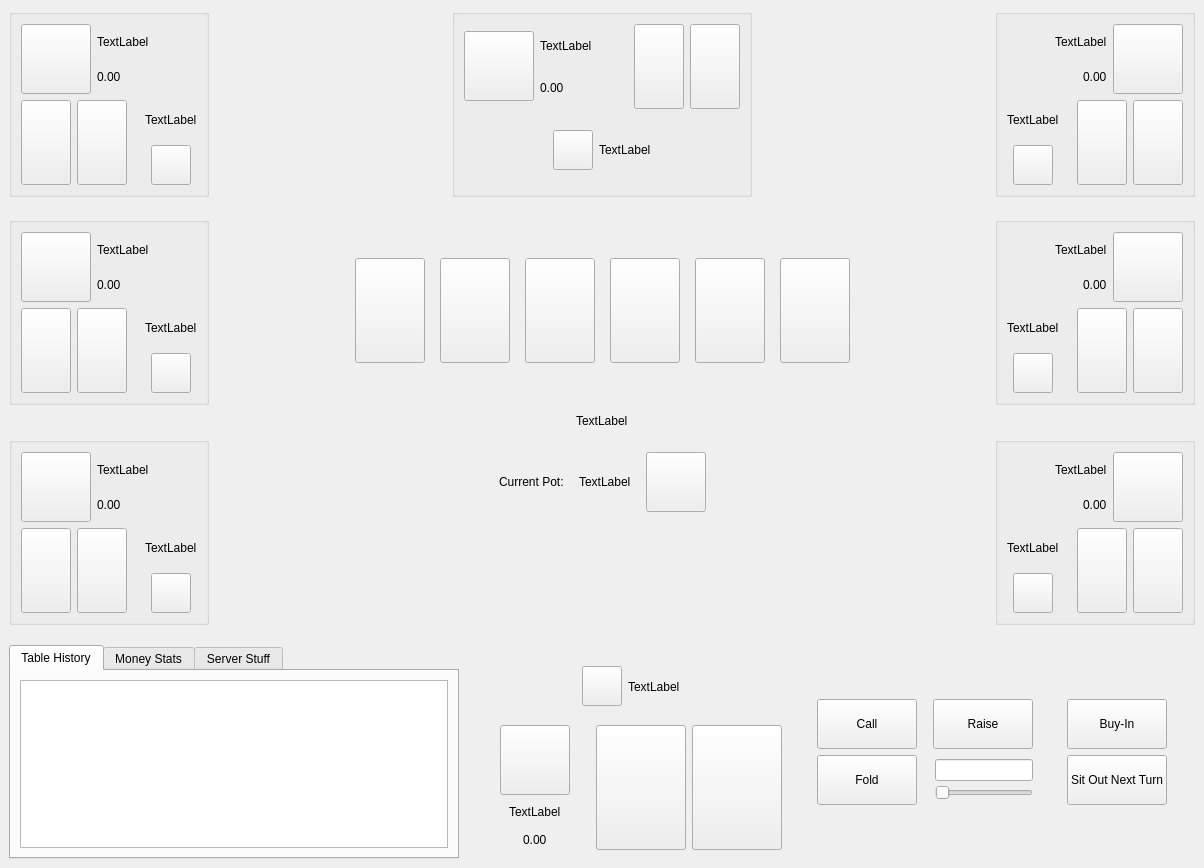
gitMesa/TeamPoker, file TeamPokerMainApp/PokerGame/GameUI/Resources&Design/TeamPoker.ui: the form before one commit.
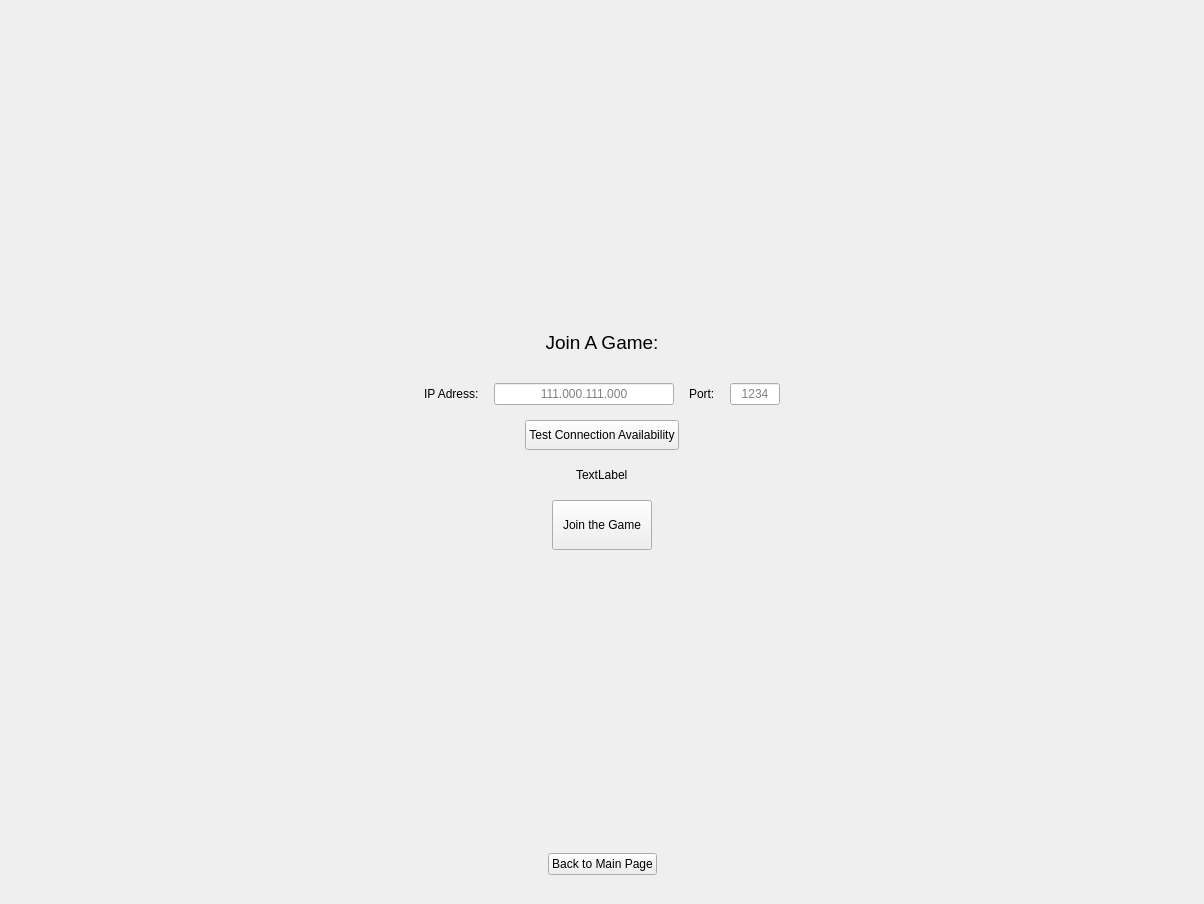
The form after the commit. The open tabs and pages were chosen to show the change. Icons and pictures are not drawn.

Commit message: Added Join A Game Page. Fixed various UI elements.

Patch:
```diff
--- a/TeamPokerMainApp/PokerGame/GameUI/Resources&Design/TeamPoker.ui
+++ b/TeamPokerMainApp/PokerGame/GameUI/Resources&Design/TeamPoker.ui
@@ -7,7 +7,7 @@
     <x>0</x>
     <y>0</y>
     <width>1204</width>
-    <height>868</height>
+    <height>904</height>
    </rect>
   </property>
   <property name="windowTitle">
@@ -623,6 +623,304 @@
         </item>
        </layout>
       </widget>
+      <widget class="QWidget" name="page">
+       <layout class="QHBoxLayout" name="horizontalLayout_66">
+        <item>
+         <spacer name="horizontalSpacer_28">
+          <property name="orientation">
+           <enum>Qt::Horizontal</enum>
+          </property>
+          <property name="sizeHint" stdset="0">
+           <size>
+            <width>40</width>
+            <height>20</height>
+           </size>
+          </property>
+         </spacer>
+        </item>
+        <item>
+         <layout class="QVBoxLayout" name="verticalLayout_19">
+          <property name="spacing">
+           <number>15</number>
+          </property>
+          <property name="topMargin">
+           <number>20</number>
+          </property>
+          <property name="bottomMargin">
+           <number>20</number>
+          </property>
+          <item>
+           <spacer name="verticalSpacer_8">
+            <property name="orientation">
+             <enum>Qt::Vertical</enum>
+            </property>
+            <property name="sizeHint" stdset="0">
+             <size>
+              <width>20</width>
+              <height>40</height>
+             </size>
+            </property>
+           </spacer>
+          </item>
+          <item>
+           <widget class="QLabel" name="label_14">
+            <property name="minimumSize">
+             <size>
+              <width>0</width>
+              <height>50</height>
+             </size>
+            </property>
+            <property name="maximumSize">
+             <size>
+              <width>16777215</width>
+              <height>50</height>
+             </size>
+            </property>
+            <property name="text">
+             <string>&lt;html&gt;&lt;head/&gt;&lt;body&gt;&lt;p align=&quot;center&quot;&gt;&lt;span style=&quot; font-size:14pt;&quot;&gt;Join A Game:&lt;/span&gt;&lt;/p&gt;&lt;/body&gt;&lt;/html&gt;</string>
+            </property>
+           </widget>
+          </item>
+          <item>
+           <layout class="QHBoxLayout" name="horizontalLayout_56">
+            <property name="leftMargin">
+             <number>20</number>
+            </property>
+            <property name="rightMargin">
+             <number>20</number>
+            </property>
+            <item>
+             <widget class="QLabel" name="label_15">
+              <property name="text">
+               <string>IP Adress:</string>
+              </property>
+             </widget>
+            </item>
+            <item>
+             <widget class="QLineEdit" name="line_ip">
+              <property name="alignment">
+               <set>Qt::AlignCenter</set>
+              </property>
+              <property name="placeholderText">
+               <string>111.000.111.000</string>
+              </property>
+             </widget>
+            </item>
+            <item>
+             <widget class="QLabel" name="label_16">
+              <property name="text">
+               <string>Port:</string>
+              </property>
+             </widget>
+            </item>
+            <item>
+             <widget class="QLineEdit" name="line_port_number">
+              <property name="maximumSize">
+               <size>
+                <width>50</width>
+                <height>16777215</height>
+               </size>
+              </property>
+              <property name="alignment">
+               <set>Qt::AlignCenter</set>
+              </property>
+              <property name="placeholderText">
+               <string>1234</string>
+              </property>
+             </widget>
+            </item>
+           </layout>
+          </item>
+          <item>
+           <layout class="QHBoxLayout" name="horizontalLayout_63">
+            <item>
+             <spacer name="horizontalSpacer_33">
+              <property name="orientation">
+               <enum>Qt::Horizontal</enum>
+              </property>
+              <property name="sizeHint" stdset="0">
+               <size>
+                <width>40</width>
+                <height>20</height>
+               </size>
+              </property>
+             </spacer>
+            </item>
+            <item>
+             <widget class="QPushButton" name="button_test_connection">
+              <property name="minimumSize">
+               <size>
+                <width>150</width>
+                <height>30</height>
+               </size>
+              </property>
+              <property name="text">
+               <string>Test Connection Availability</string>
+              </property>
+             </widget>
+            </item>
+            <item>
+             <spacer name="horizontalSpacer_36">
+              <property name="orientation">
+               <enum>Qt::Horizontal</enum>
+              </property>
+              <property name="sizeHint" stdset="0">
+               <size>
+                <width>40</width>
+                <height>20</height>
+               </size>
+              </property>
+             </spacer>
+            </item>
+           </layout>
+          </item>
+          <item>
+           <layout class="QHBoxLayout" name="horizontalLayout_68">
+            <item>
+             <spacer name="horizontalSpacer_38">
+              <property name="orientation">
+               <enum>Qt::Horizontal</enum>
+              </property>
+              <property name="sizeHint" stdset="0">
+               <size>
+                <width>40</width>
+                <height>20</height>
+               </size>
+              </property>
+             </spacer>
+            </item>
+            <item>
+             <widget class="QLabel" name="label_connection_status">
+              <property name="text">
+               <string>TextLabel</string>
+              </property>
+             </widget>
+            </item>
+            <item>
+             <spacer name="horizontalSpacer_40">
+              <property name="orientation">
+               <enum>Qt::Horizontal</enum>
+              </property>
+              <property name="sizeHint" stdset="0">
+               <size>
+                <width>40</width>
+                <height>20</height>
+               </size>
+              </property>
+             </spacer>
+            </item>
+           </layout>
+          </item>
+          <item>
+           <layout class="QHBoxLayout" name="horizontalLayout_67">
+            <item>
+             <spacer name="horizontalSpacer_30">
+              <property name="orientation">
+               <enum>Qt::Horizontal</enum>
+              </property>
+              <property name="sizeHint" stdset="0">
+               <size>
+                <width>40</width>
+                <height>20</height>
+               </size>
+              </property>
+             </spacer>
+            </item>
+            <item>
+             <widget class="QPushButton" name="button_join_the_game">
+              <property name="minimumSize">
+               <size>
+                <width>100</width>
+                <height>50</height>
+               </size>
+              </property>
+              <property name="text">
+               <string>Join the Game</string>
+              </property>
+             </widget>
+            </item>
+            <item>
+             <spacer name="horizontalSpacer_31">
+              <property name="orientation">
+               <enum>Qt::Horizontal</enum>
+              </property>
+              <property name="sizeHint" stdset="0">
+               <size>
+                <width>40</width>
+                <height>20</height>
+               </size>
+              </property>
+             </spacer>
+            </item>
+           </layout>
+          </item>
+          <item>
+           <spacer name="verticalSpacer_16">
+            <property name="orientation">
+             <enum>Qt::Vertical</enum>
+            </property>
+            <property name="sizeHint" stdset="0">
+             <size>
+              <width>20</width>
+              <height>40</height>
+             </size>
+            </property>
+           </spacer>
+          </item>
+          <item>
+           <layout class="QHBoxLayout" name="horizontalLayout_70">
+            <item>
+             <spacer name="horizontalSpacer_43">
+              <property name="orientation">
+               <enum>Qt::Horizontal</enum>
+              </property>
+              <property name="sizeHint" stdset="0">
+               <size>
+                <width>40</width>
+                <height>20</height>
+               </size>
+              </property>
+             </spacer>
+            </item>
+            <item>
+             <widget class="QPushButton" name="button_client_to_main_page">
+              <property name="text">
+               <string>Back to Main Page</string>
+              </property>
+             </widget>
+            </item>
+            <item>
+             <spacer name="horizontalSpacer_45">
+              <property name="orientation">
+               <enum>Qt::Horizontal</enum>
+              </property>
+              <property name="sizeHint" stdset="0">
+               <size>
+                <width>40</width>
+                <height>20</height>
+               </size>
+              </property>
+             </spacer>
+            </item>
+           </layout>
+          </item>
+         </layout>
+        </item>
+        <item>
+         <spacer name="horizontalSpacer_29">
+          <property name="orientation">
+           <enum>Qt::Horizontal</enum>
+          </property>
+          <property name="sizeHint" stdset="0">
+           <size>
+            <width>40</width>
+            <height>20</height>
+           </size>
+          </property>
+         </spacer>
+        </item>
+       </layout>
+      </widget>
       <widget class="QWidget" name="gamePlayPage">
        <layout class="QVBoxLayout" name="verticalLayout_8">
         <item>
```
Left out of the diff: 331 changed lines with no effect on the pictures. The commit also changes 5 other files.
